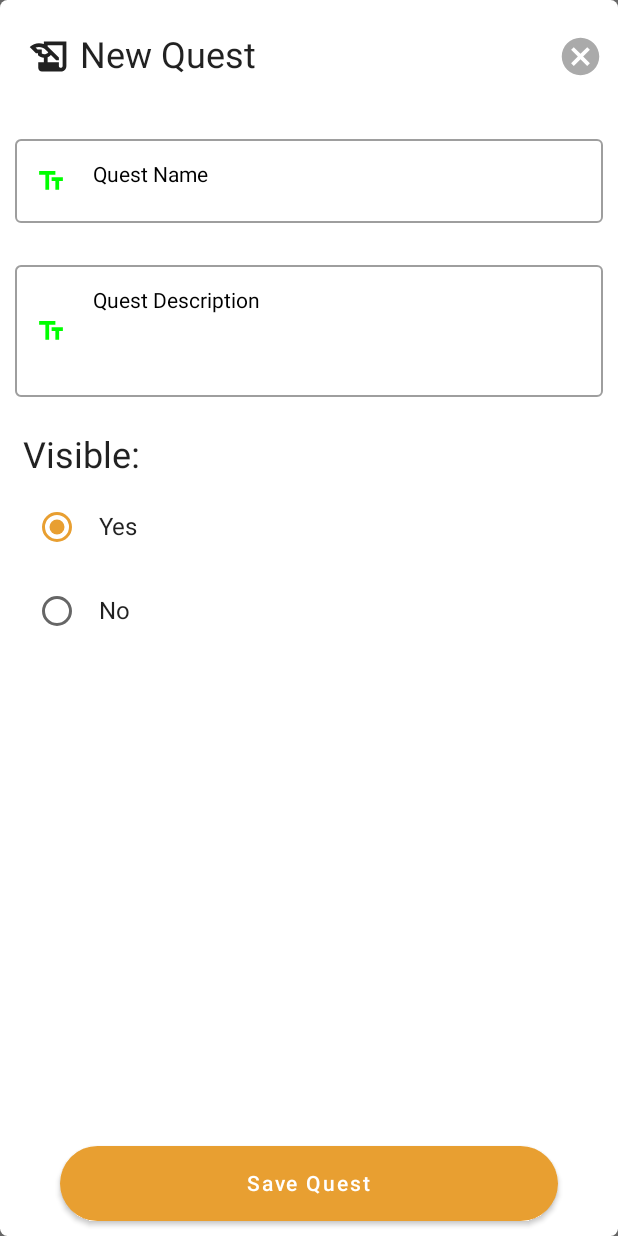
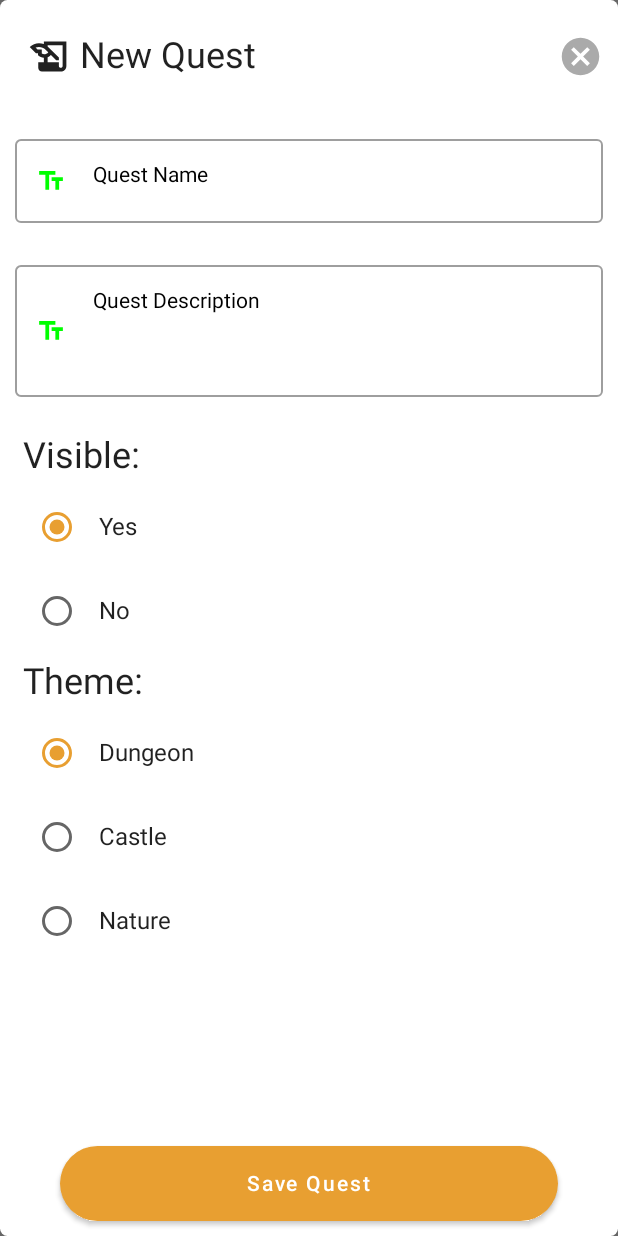
Before and after one commit to SeanDecker1/Re-Quest, an Android app built with Jetpack Compose: the composable QuestList shown on its own in the app's theme, after a tap on "Add Quest", on a phone screen of 412 x 824 dp. Run offline under Robolectric (Android 15) with nearby library versions, the phone set to English and light mode, and no system bars; our stand-ins replace Room's generated code, livedata-compose.

Commit message:
Updated QuestListScreen so cards take up full width. Updated database with additional field for quest theme. Also updated AddQuestDialog with radio buttons for theme selection.

```diff
--- a/app/src/main/java/com/decker/sean/re_quest/composable/AddQuestDialog.kt
+++ b/app/src/main/java/com/decker/sean/re_quest/composable/AddQuestDialog.kt
@@ -42,11 +42,19 @@ fun AddQuestDialog(questViewModel: QuestViewModel, setShowDialog: (Boolean) -> U
     var questNameTxtField by remember { mutableStateOf("") }
     var questDescriptionTxtField by remember { mutableStateOf("") }
 
+    // For visibility radio
     val radioOptions = listOf("Yes", "No")
     var selectedRadioItem by remember {
         mutableStateOf(radioOptions[0])
     }
     var selectedVisibility = 0
+
+    // For theme radio
+    val themeOptions = listOf("Dungeon", "Castle", "Nature")
+    var selectedThemeItem by remember {
+        mutableStateOf(themeOptions[0])
+    }
+    var selectedTheme = "Dungeon"
 
     Dialog(
         onDismissRequest = { setShowDialog(false) },
@@ -207,6 +215,38 @@ fun AddQuestDialog(questViewModel: QuestViewModel, setShowDialog: (Boolean) -> U
                             } // Ends radioOptions.forEach
                         } // Ends radio button column
 
+                        // Theme radio buttons
+                        Column(modifier = Modifier.selectableGroup()) {
+
+                            Text(
+                                text = "Theme:",
+                                modifier = Modifier.padding(5.dp),
+                                fontSize = 24.sp
+                            ) // Ends Text
+
+                            themeOptions.forEach { label ->
+                                Row(
+                                    modifier = Modifier
+                                        .fillMaxWidth()
+                                        .height(56.dp)
+                                        .selectable(
+                                            selected = (selectedThemeItem == label),
+                                            onClick = { selectedThemeItem = label },
+                                            role = Role.RadioButton
+                                        )
+                                        .padding(horizontal = 16.dp),
+                                    verticalAlignment = Alignment.CenterVertically
+                                ) {
+                                    RadioButton(
+                                        modifier = Modifier.padding(end = 16.dp),
+                                        selected = (selectedThemeItem == label),
+                                        onClick = null
+                                    )
+                                    Text(text = label)
+                                } // Row
+                            } // Ends themeOptions.forEach
+                        } // Ends radio button column
+
                     } // Ends Column of Text Fields and Radio Buttons
 
                 } // Ends Column with Top Row and Text Fields
@@ -241,13 +281,22 @@ fun AddQuestDialog(questViewModel: QuestViewModel, setShowDialog: (Boolean) -> U
                                 selectedVisibility = 0
                             } // Ends if
 
+                            if (selectedThemeItem == "Dungeon") {
+                                selectedTheme = "Dungeon"
+                            } else if (selectedThemeItem == "Castle") {
+                                selectedTheme = "Castle"
+                            } else if (selectedThemeItem == "Nature") {
+                                selectedTheme = "Nature"
+                            } // Ends if
+
                             // Create and insert quest
                             questViewModel.insertQuest(
                                 Quest(
                                     quest_name = questNameTxtField,
                                     quest_description = questDescriptionTxtField,
                                     quest_visible = selectedVisibility,
-                                    quest_completed = 0
+                                    quest_completed = 0,
+                                    quest_theme = selectedTheme
                                 )
                             ) // Ends insert
                             setShowDialog(false)
--- a/app/src/main/java/com/decker/sean/re_quest/data/AppDatabase.kt
+++ b/app/src/main/java/com/decker/sean/re_quest/data/AppDatabase.kt
@@ -8,7 +8,7 @@ import com.decker.sean.re_quest.data.dao.QuestDao
 import com.decker.sean.re_quest.data.entities.Quest
 import com.decker.sean.re_quest.data.entities.Task
 
-@Database(entities = [Quest::class, Task::class], version = 1, exportSchema = false)
+@Database(entities = [Quest::class, Task::class], version = 2, exportSchema = false)
 abstract class AppDatabase: RoomDatabase() {
 
     abstract fun questDao(): QuestDao
@@ -30,7 +30,7 @@ abstract class AppDatabase: RoomDatabase() {
                 val instance = Room.databaseBuilder(
                     context.applicationContext,
                     AppDatabase::class.java,
-                    "customers")
+                    "quests")
                     .build()
                 INSTANCE = instance
                 return instance
--- a/app/src/main/java/com/decker/sean/re_quest/data/entities/Quest.kt
+++ b/app/src/main/java/com/decker/sean/re_quest/data/entities/Quest.kt
@@ -22,4 +22,7 @@ data class Quest(
     @ColumnInfo(name = "quest_completed")
     val quest_completed: Int?,
 
+    @ColumnInfo(name = "quest_theme")
+    val quest_theme: String?
+
 ) // Ends data class
```
Also changed, not shown: app/src/main/java/com/decker/sean/re_quest/screens/questlist/QuestListScreen.kt (+26 -3 lines).
